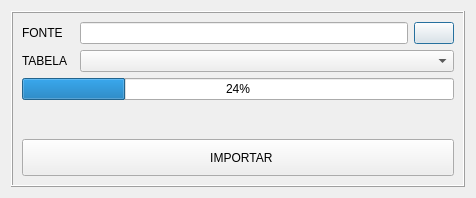
This is ui/ImportBackupDialog.ui in Paulo1402/Controle-de-Estoque as Qt 5 draws it before an edit. The edited form follows.
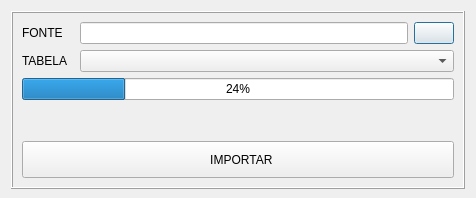
This is the edited form. Icons and pictures are not drawn.

```diff
--- a/ui/ImportBackupDialog.ui
+++ b/ui/ImportBackupDialog.ui
@@ -17,6 +17,9 @@
    <string>IMPORTAR BACKUP</string>
   </property>
   <layout class="QGridLayout" name="gridLayout">
+   <property name="bottomMargin">
+    <number>9</number>
+   </property>
    <item row="3" column="0">
     <widget class="QFrame" name="frame">
      <property name="frameShape">
```
Left out of the diff: 2 changed lines with no effect on the pictures.
